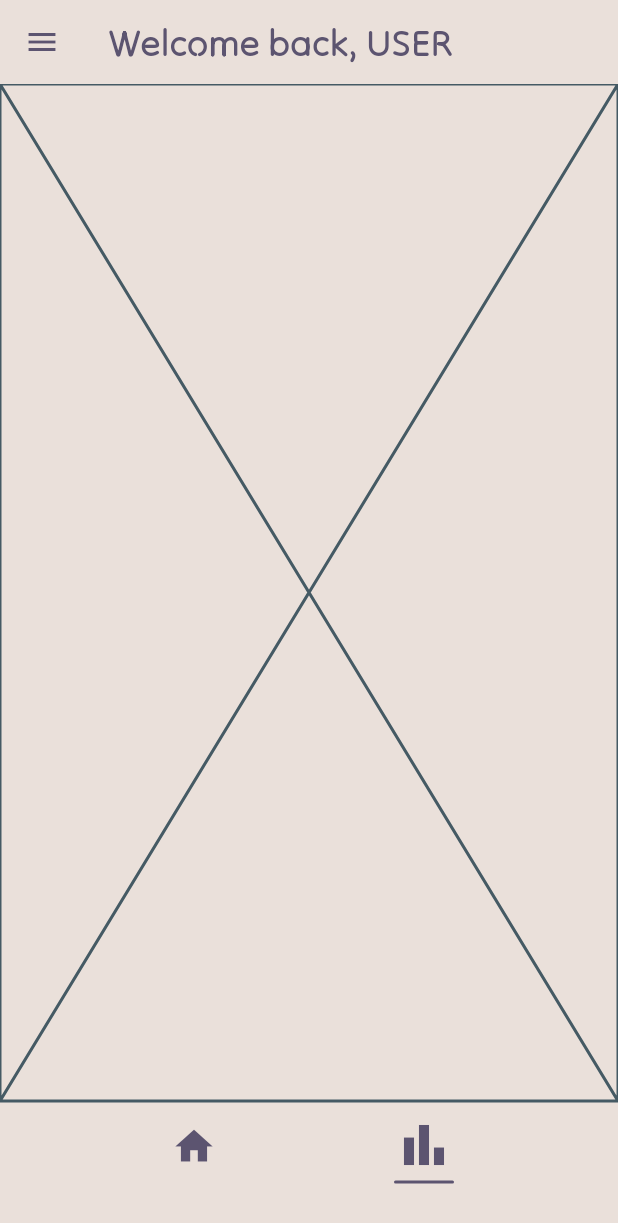
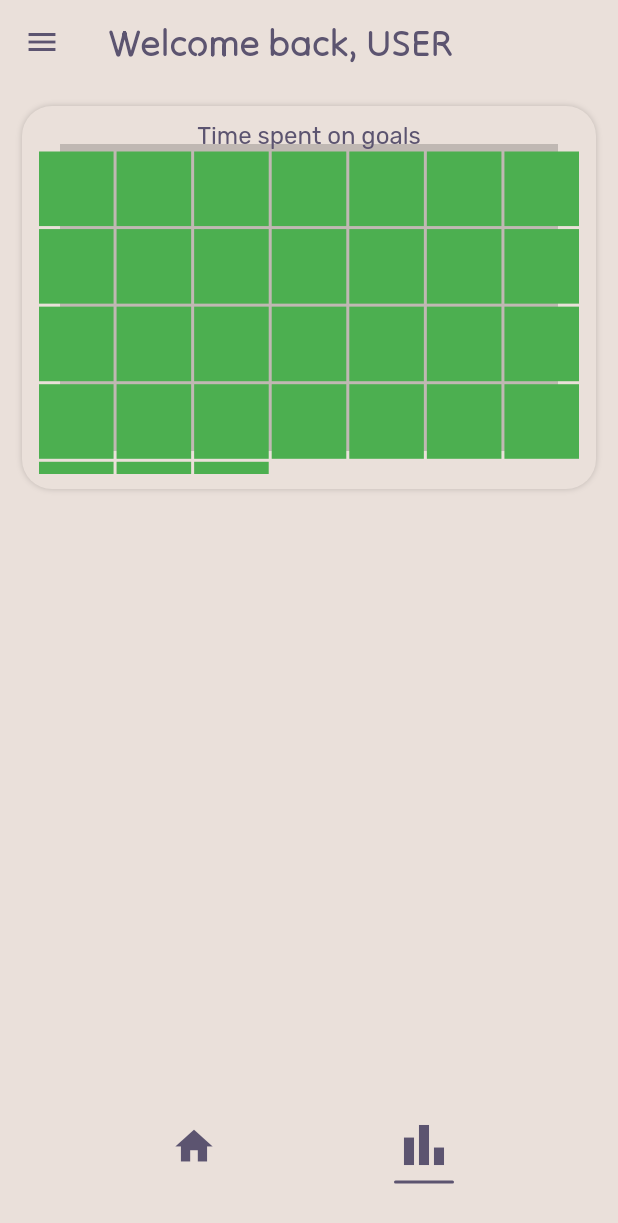
Before and after one commit to imGtheCoder/organizer-app, a Flutter app: the screen it shows after launch, after a tap on the "bar chart" icon, on a phone screen of 412 x 824 dp. Shown: the top 1223 px of the screen. Run offline on Flutter 3.47's test engine with Material 2 defaults, Android fonts, the phone set to English and light mode, and no system bars; our stand-ins replace percent_indicator; missing offline and left inert: duration_picker.

Commit message:
started working on the statistics screen

```diff
--- a/lib/screens/statistics_screen.dart
+++ b/lib/screens/statistics_screen.dart
@@ -1,10 +1,16 @@
 import 'package:flutter/material.dart';
+import 'package:organizer_app/widgets/everyday_stat_table.dart';
 
 class StatisticsScreen extends StatelessWidget {
   const StatisticsScreen({super.key});
 
   @override
   Widget build(BuildContext context) {
-    return const Placeholder();
+    return Padding(
+      padding: EdgeInsets.all(15),
+      child: Column(children: [
+        EverydayStatTable()
+      ],),
+    );
   }
 }
--- /dev/null
+++ b/lib/widgets/everyday_stat_table.dart
@@ -0,0 +1,48 @@
+import 'package:flutter/material.dart';
+import 'package:flutter/src/widgets/framework.dart';
+import 'package:flutter/src/widgets/placeholder.dart';
+
+class EverydayStatTable extends StatelessWidget {
+  const EverydayStatTable({super.key});
+
+  @override
+  Widget build(BuildContext context) {
+    return AspectRatio(
+      aspectRatio: 3/2,
+      child: Container(
+        padding: EdgeInsets.all(10),
+        width: double.infinity,
+        decoration: const BoxDecoration(
+          borderRadius: BorderRadius.all(Radius.circular(20)),
+          boxShadow: [
+            BoxShadow(
+                color: Color.fromRGBO(0, 0, 0, 0.18),
+                blurRadius: 3,
+                spreadRadius: 0,
+                blurStyle: BlurStyle.outer)
+          ],
+        ),
+        child: Column(children: [
+          Text('Time spent on goals'),
+          Expanded(
+            child: GridView.builder(
+              gridDelegate:
+                  SliverGridDelegateWithFixedCrossAxisCount(crossAxisCount: 7),
+              itemCount: 31,
+              itemBuilder: (context, index) {
+                return AspectRatio(
+                  aspectRatio: 1,
+                  child: Container(
+                    //child: Text(index.toString()),
+                    margin: EdgeInsets.all(1),
+                    color: Colors.green,
+                  ),
+                );
+              },
+            ),
+          )
+        ]),
+      ),
+    );
+  }
+}
```
